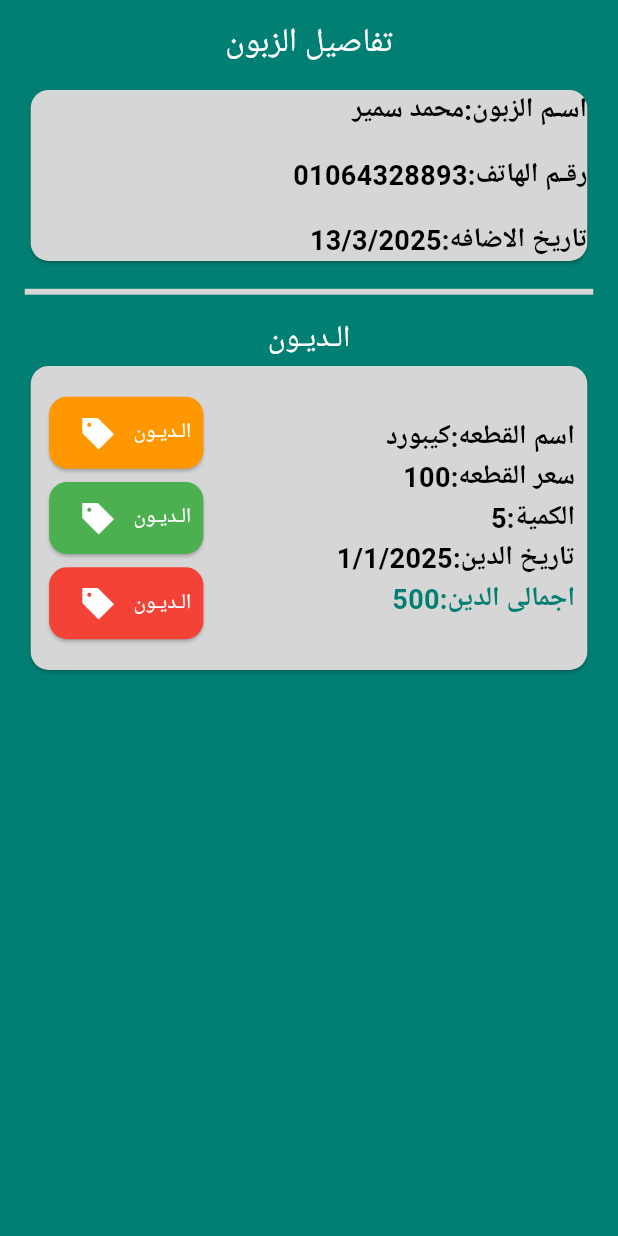
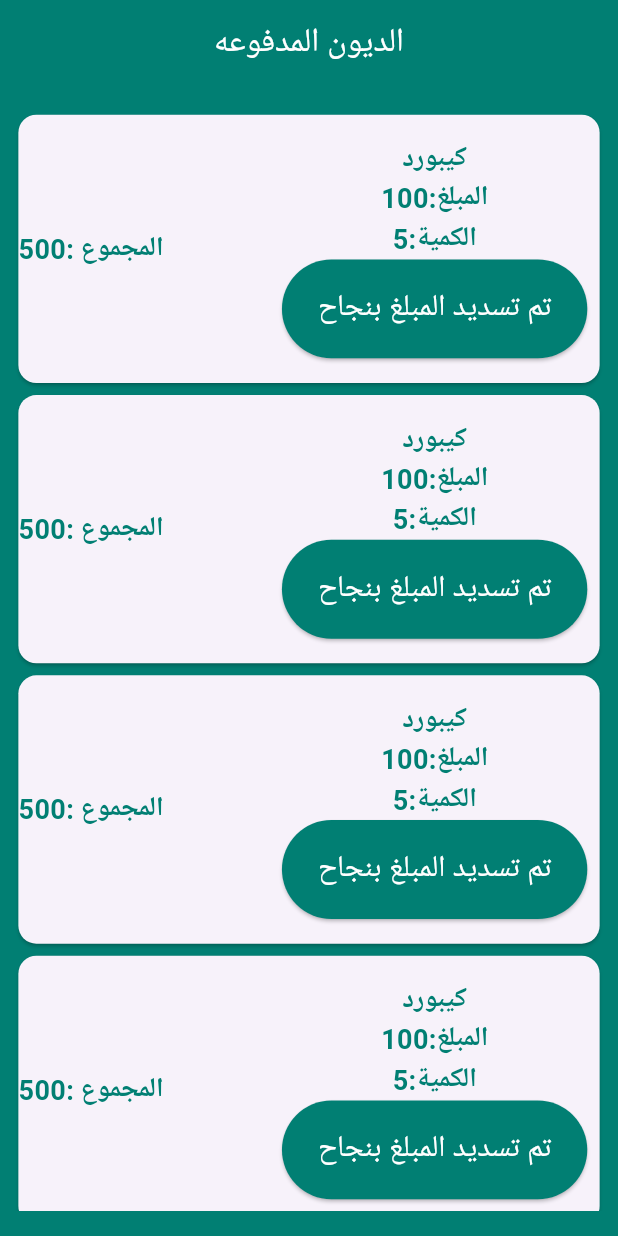
Before and after one commit to mohamedzebib22/Elmanfy, a Flutter app: the screen it shows after launch, on a phone screen of 412 x 824 dp. Run offline on Flutter 3.47's test engine with Material 3 defaults, Android fonts, the phone set to English and light mode, and no system bars; drawn by our look-alikes of auto_size_text.

Commit message:
create paiddebtsPage.

```diff
--- /dev/null
+++ b/lib/Features/home_page/presentation/views/screens/paid_debts.dart
@@ -0,0 +1,44 @@
+import 'package:elmanfy/Features/home_page/presentation/views/widgets/payment_done.dart';
+import 'package:elmanfy/core/constants/constant.dart';
+import 'package:elmanfy/core/theme/app_color.dart';
+import 'package:elmanfy/core/theme/custom_style_text.dart';
+import 'package:elmanfy/core/utils/widgets/custom_button.dart';
+import 'package:elmanfy/core/utils/widgets/custom_text.dart';
+import 'package:flutter/material.dart';
+
+class PaidDebtsPage extends StatelessWidget {
+  const PaidDebtsPage({super.key});
+  static String id = 'PaidDebtsPage';
+  @override
+  Widget build(BuildContext context) {
+    var width = MediaQuery.of(context).size.width;
+    var height = MediaQuery.of(context).size.height;
+    return SafeArea(
+      child: Scaffold(
+          appBar: AppBar(
+            title: const Text(
+              Constant.debtDone,
+              style: TextStyle(color: Colors.white),
+            ),
+            centerTitle: true,
+            backgroundColor: AppColor.primaryColor,
+          ),
+          body: Padding(
+            padding: EdgeInsets.symmetric(
+                horizontal: width * 0.02, vertical: height * 0.02),
+            child: Column(
+              children: [
+                Expanded(
+                  child: ListView.builder(
+                    itemCount: 10,
+                    itemBuilder: (context,index){
+                    return  PaymentDone();
+                  }),
+                )
+
+              ],
+            ),
+          )),
+    );
+  }
+}
--- /dev/null
+++ b/lib/Features/home_page/presentation/views/widgets/debt_details.dart
@@ -0,0 +1,36 @@
+import 'package:elmanfy/core/constants/constant.dart';
+import 'package:elmanfy/core/theme/custom_style_text.dart';
+import 'package:elmanfy/core/utils/widgets/custom_button.dart';
+import 'package:elmanfy/core/utils/widgets/custom_text.dart';
+import 'package:flutter/material.dart';
+
+class DebtDetails extends StatelessWidget {
+  const DebtDetails({
+    super.key,
+  });
+
+  @override
+  Widget build(BuildContext context) {
+    var width = MediaQuery.of(context).size.width;
+    var height = MediaQuery.of(context).size.height;
+    return Column(
+      children: [
+        CustomText(
+          title: 'كيبورد',
+          textStyle: CustomStyleText.bold18Primary,
+        ),
+        CustomText(
+          title: 'المبلغ:${100}',
+          textStyle: CustomStyleText.bold18Primary,
+        ),
+        CustomText(
+          title: 'الكمية:${5}',
+          textStyle: CustomStyleText.bold18Primary,
+        ),
+        CustomBotton(
+          title: Constant.payTheAmount,
+        ),
+      ],
+    );
+  }
+}
--- a/lib/Features/home_page/presentation/views/widgets/details_card_user.dart
+++ b/lib/Features/home_page/presentation/views/widgets/details_card_user.dart
@@ -12,6 +12,8 @@ class DetailsCardUser extends StatelessWidget {
     var height = MediaQuery.of(context).size.height;
     return Card(
         color: Color(0xffD6D6D6),
+        child: Padding(
+          padding:  EdgeInsets.symmetric(horizontal: width*0.02,vertical: height*0.01),
           child: Column(
             crossAxisAlignment: CrossAxisAlignment.end,
             children: [
@@ -34,6 +36,7 @@ class DetailsCardUser extends StatelessWidget {
                 textStyle: CustomStyleText.bold16Black,
               ),
             ],
+          ),
         ));
   }
 }
--- /dev/null
+++ b/lib/Features/home_page/presentation/views/widgets/payment_done.dart
@@ -0,0 +1,37 @@
+import 'package:elmanfy/Features/home_page/presentation/views/widgets/debt_details.dart';
+import 'package:elmanfy/core/constants/constant.dart';
+import 'package:elmanfy/core/theme/custom_style_text.dart';
+import 'package:elmanfy/core/utils/widgets/custom_button.dart';
+import 'package:elmanfy/core/utils/widgets/custom_text.dart';
+import 'package:flutter/material.dart';
+
+class PaymentDone extends StatelessWidget {
+  const PaymentDone({
+    super.key,
+
+  });
+
+
+  @override
+  Widget build(BuildContext context) {
+     var width = MediaQuery.of(context).size.width;
+    var height = MediaQuery.of(context).size.height;
+    return Card(
+
+      child: Row(
+        mainAxisAlignment: MainAxisAlignment.spaceBetween,
+        children: [
+          Text(
+            'المجموع :${500}',
+            style: CustomStyleText.bold18Primary,
+          ),
+          Padding(
+            padding: EdgeInsets.symmetric(
+                horizontal: width * 0.02, vertical: height * 0.02),
+            child: DebtDetails(),
+          ),
+        ],
+      ),
+    );
+  }
+}
--- a/lib/core/constants/constant.dart
+++ b/lib/core/constants/constant.dart
@@ -18,14 +18,18 @@ class Constant {
  static const String addNewCustomer = 'اضافة زبون جديد';
  static const String customerDetails = 'تفاصيل الزبون';
  static const String debts = 'الـديـون';
- static const String discount = 'الـديـون';
- static const String payment = 'الـديـون';
- static const String delete = 'الـديـون';
+ static const String discount = 'خصم';
+ static const String payment = 'الدفع';
+ static const String delete = 'حذف';
  static const String nameOfThePiece = 'اسم القطعه';
  static const String priceOfThePiece = 'سعر القطعه';
  static const String count = 'الكمية';
  static const String historyOfReligion = 'تاريخ الدين';
  static const String totalPrice = 'اجمالى الدين';
+ static const String addDebt = 'اضافة دين';
+ static const String viewAllDebt ='مشاهدة الديون المدفوعه';
+ static const String payTheAmount ='تم تسديد المبلغ بنجاح';
+ static const String debtDone ='الديون المدفوعه';
 
 
 }
--- a/lib/main.dart
+++ b/lib/main.dart
@@ -1,6 +1,7 @@
 import 'package:elmanfy/Features/forget_password_page/presentation/views/forget_password_page.dart';
 import 'package:elmanfy/Features/home_page/presentation/views/screens/customer_details_page.dart';
 import 'package:elmanfy/Features/home_page/presentation/views/screens/home_page.dart';
+import 'package:elmanfy/Features/home_page/presentation/views/screens/paid_debts.dart';
 import 'package:elmanfy/Features/login_page/presentation/views/login_page.dart';
 import 'package:elmanfy/Features/register_page/presentation/views/register_page.dart';
 import 'package:elmanfy/core/theme/app_theme.dart';
@@ -24,8 +25,9 @@ class Elmanfy extends StatelessWidget {
         ForgetPasswordPage.id : (context) => ForgetPasswordPage(),
         HomePage.id : (context) => HomePage(),
         CustomerdetailsPage.id : (context) => CustomerdetailsPage(),
+        PaidDebtsPage.id : (context) => PaidDebtsPage(),
       },
-      initialRoute: CustomerdetailsPage.id,
+      initialRoute: PaidDebtsPage.id,
     );
   }
 }
```
Also changed, not shown: lib/Features/home_page/presentation/views/screens/customer_details_page.dart (+60 -32 lines), lib/Features/home_page/presentation/views/screens/home_page.dart (+4 -3 lines), lib/Features/home_page/presentation/views/widgets/part_specifications.dart (added, +49 -0 lines). Lines whose indentation alone changed are shown as unchanged.
